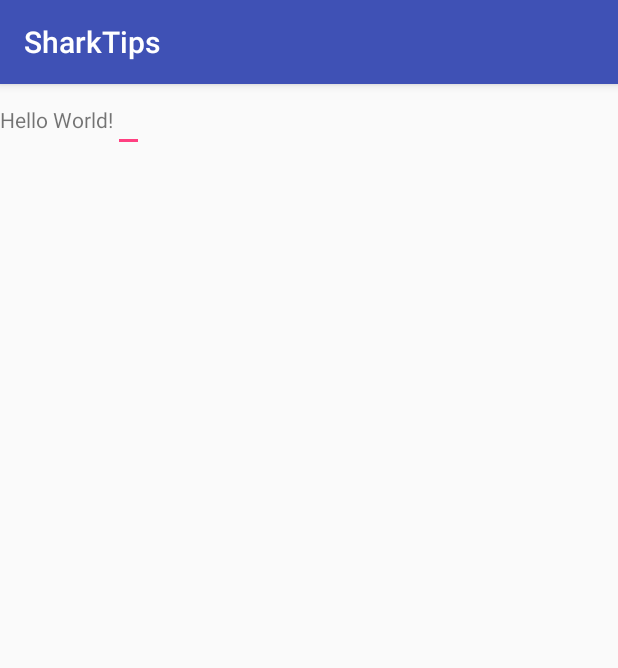
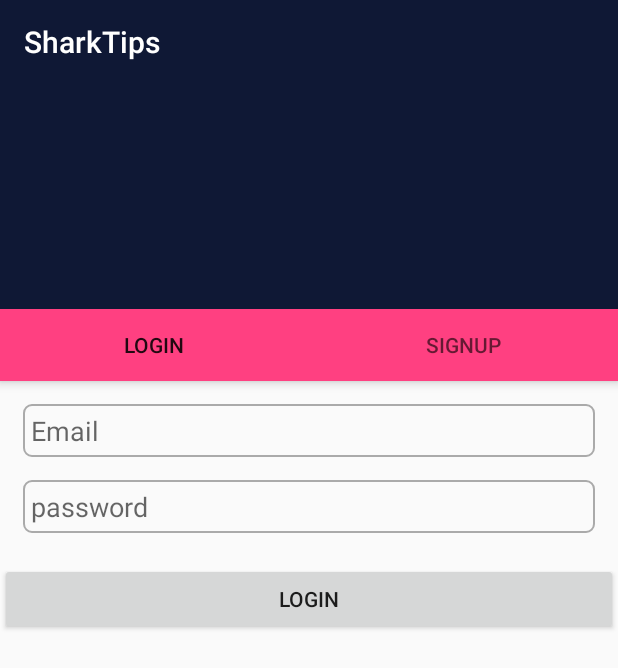
Before and after one commit to tvruikuzui/Shark-Tips, an Android app: the screen it shows after launch (MainActivity), on a phone screen of 412 x 824 dp. Shown: the top 668 px of the screen. Run offline under Robolectric (Android 15) with nearby library versions, the phone set to English and light mode, and no system bars.

Commit message:
add the user interface and tabs,not design

```diff
--- a/Shark-Tips/SharkTips/app/build.gradle
+++ b/Shark-Tips/SharkTips/app/build.gradle
@@ -25,6 +25,8 @@ dependencies {
         exclude group: 'com.android.support', module: 'support-annotations'
     })
     compile 'com.android.support:appcompat-v7:25.2.0'
+    compile 'com.android.support:design:25.2.0'
     compile 'com.android.support.constraint:constraint-layout:1.0.2'
+    compile 'com.android.support:support-v4:25.3.0'
     testCompile 'junit:junit:4.12'
 }
--- /dev/null
+++ b/Shark-Tips/SharkTips/app/src/main/java/shark_tips/com/sharktips/LoginFragment.java
@@ -0,0 +1,39 @@
+package shark_tips.com.sharktips;
+
+
+import android.os.Bundle;
+import android.support.v4.app.Fragment;
+import android.util.Log;
+import android.view.LayoutInflater;
+import android.view.View;
+import android.view.ViewGroup;
+import android.widget.Button;
+import android.widget.EditText;
+
+
+/**
+ * A simple {@link Fragment} subclass.
+ */
+public class LoginFragment extends Fragment {
+
+    private EditText txtLoginEmail,txtLoginPassword;
+    private Button btnLogin;
+   // private User user = new User();
+
+    @Override
+    public View onCreateView(LayoutInflater inflater, ViewGroup container,Bundle savedInstanceState) {
+        View view = inflater.inflate(R.layout.fragment_login, container, false);
+        txtLoginEmail = (EditText) view.findViewById(R.id.txtLogimEmail);
+        txtLoginPassword = (EditText) view.findViewById(R.id.txtLoginPassword);
+
+        btnLogin = (Button) view.findViewById(R.id.btnLogin);
+        btnLogin.setOnClickListener(new View.OnClickListener() {
+            @Override
+            public void onClick(View v) {
+
+            }
+        });
+        return view;
+    }
+
+}
--- a/Shark-Tips/SharkTips/app/src/main/java/shark_tips/com/sharktips/MainActivity.java
+++ b/Shark-Tips/SharkTips/app/src/main/java/shark_tips/com/sharktips/MainActivity.java
@@ -1,21 +1,46 @@
 package shark_tips.com.sharktips;
 
+import android.support.design.widget.TabLayout;
+import android.support.v4.view.ViewPager;
 import android.support.v7.app.AppCompatActivity;
 import android.os.Bundle;
+import android.support.v7.widget.Toolbar;
 import android.telephony.TelephonyManager;
+import android.util.Log;
 
-public class MainActivity extends AppCompatActivity {
+public class MainActivity extends AppCompatActivity implements AddUserListener {
 
+
+    private Toolbar toolbar;
+    private TabLayout tableLayout;
+    private ViewPager viewPager;
+    private PagerAdapter pagerAdapter;
 
     @Override
     protected void onCreate(Bundle savedInstanceState) {
         super.onCreate(savedInstanceState);
         setContentView(R.layout.activity_main);
-        TelephonyManager manager = (TelephonyManager) this.getSystemService(this.TELEPHONY_SERVICE);
-        String id = manager.getDeviceId();
 
-        // DO YOU SEE THIS ?
-        //shalev changes
+        // Create the tool bar and The layout for the Tabs
+        toolbar = (Toolbar) findViewById(R.id.toolBar);
+        setSupportActionBar(toolbar);
+
+        tableLayout = (TabLayout) findViewById(R.id.tabLayout);
+        viewPager = (ViewPager) findViewById(R.id.viewPager);
+        pagerAdapter = new PagerAdapter(getSupportFragmentManager());
+        pagerAdapter.addWindow(new LoginFragment(),"Login");
+
+        SignupFragment signupFragment = new SignupFragment();
+        signupFragment.setListener(this);
+        pagerAdapter.addWindow(signupFragment,"SignUp");
+        viewPager.setAdapter(pagerAdapter);
+
+        tableLayout.setupWithViewPager(viewPager);
 
     }
+
+    @Override
+    public void addUser(User user) {
+        Log.d("USER",user.toString());
+    }
 }
--- /dev/null
+++ b/Shark-Tips/SharkTips/app/src/main/java/shark_tips/com/sharktips/PagerAdapter.java
@@ -0,0 +1,42 @@
+package shark_tips.com.sharktips;
+
+import android.support.v4.app.Fragment;
+import android.support.v4.app.FragmentManager;
+import android.support.v4.app.FragmentPagerAdapter;
+
+import java.util.ArrayList;
+
+/**
+ * Created by liranelyadumi on 4/4/17.
+ */
+
+public class PagerAdapter extends FragmentPagerAdapter {
+
+    private ArrayList<Fragment> fragments = new ArrayList<>();
+    private ArrayList<String> titles = new ArrayList<>();
+
+    public void addWindow(Fragment fragment,String title){
+        this.fragments.add(fragment);
+        this.titles.add(title);
+
+    }
+
+    public PagerAdapter(FragmentManager fm) {
+        super(fm);
+    }
+
+    @Override
+    public Fragment getItem(int position) {
+        return fragments.get(position);
+    }
+
+    @Override
+    public int getCount() {
+        return fragments.size();
+    }
+
+    @Override
+    public CharSequence getPageTitle(int position) {
+        return titles.get(position);
+    }
+}
--- /dev/null
+++ b/Shark-Tips/SharkTips/app/src/main/java/shark_tips/com/sharktips/SignupFragment.java
@@ -0,0 +1,90 @@
+package shark_tips.com.sharktips;
+
+
+import android.graphics.Color;
+import android.os.Bundle;
+import android.support.v4.app.Fragment;
+import android.view.LayoutInflater;
+import android.view.View;
+import android.view.ViewGroup;
+import android.widget.Button;
+import android.widget.EditText;
+
+
+/**
+ * A simple {@link Fragment} subclass.
+ */
+public class SignupFragment extends Fragment {
+
+    private EditText txtName,txtLast,txtEmail,txtPhoneNumber,txtCountry,txtPassword;
+    Button btnRegister;
+    AddUserListener listener;
+    private User user;
+
+    public void setListener(AddUserListener listener) {
+        this.listener = listener;
+    }
+
+    @Override
+    public View onCreateView(final LayoutInflater inflater, ViewGroup container, Bundle savedInstanceState) {
+        View view = inflater.inflate(R.layout.fragment_signup, container, false);
+        txtName = (EditText) view.findViewById(R.id.txtName);
+        txtLast = (EditText) view.findViewById(R.id.txtLast);
+        txtEmail = (EditText) view.findViewById(R.id.txtEmail);
+        txtPhoneNumber = (EditText) view.findViewById(R.id.txtPhoneNumber);
+        txtCountry = (EditText) view.findViewById(R.id.txtCountry);
+        txtPassword = (EditText) view.findViewById(R.id.txtPassword);
+
+        btnRegister = (Button) view.findViewById(R.id.btnRegister);
+        btnRegister.setOnClickListener(new View.OnClickListener() {
+            @Override
+            public void onClick(View v) {
+                user = new User();
+                user.setName(txtName.getText().toString());
+                if (user.checkValidUserName() == false){
+                    txtName.setText("");
+                    txtName.setHint("Invalid Name");
+                    return;
+                }
+                user.setLastName(txtLast.getText().toString());
+                if (user.checkValidUserLastName() == false){
+                    txtLast.setText("");
+                    txtLast.setHint("Invalid Last");
+                    return;
+                }
+                user.setMail(txtEmail.getText().toString());
+                if (user.checkValidMail() == false){
+                    txtEmail.setText("");
+                    txtEmail.setHint("Invalid Email");
+                    return;
+                }
+                user.setPhoneNumber(Integer.parseInt(txtPhoneNumber.getText().toString()));
+                if (user.checkValidPhoneNumber() == false){
+                    txtPhoneNumber.setText("");
+                    txtPhoneNumber.setHint("Phone Must have 7 numbers");
+                    return;
+                }
+                user.setCountry(txtCountry.getText().toString());
+                if (user.checkValidCountryCode() == false){
+                    txtCountry.setText("");
+                    txtCountry.setHint("Invalid Country Code");
+                }
+                user.setPassword(txtPassword.getText().toString());
+                if (user.checkValidPassword() == false){
+                    txtPassword.setText("");
+                    txtPassword.setHint("Invalid Password");
+                    return;
+                }
+                if (listener != null){
+                    listener.addUser(user);
+                }
+            }
+        });
+        return view;
+    }
+
+}
+
+interface AddUserListener{
+    public void addUser(User user);
+}
--- /dev/null
+++ b/Shark-Tips/SharkTips/app/src/main/res/drawable/input_output.xml
@@ -0,0 +1,8 @@
+<?xml version="1.0" encoding="utf-8"?>
+<shape xmlns:android="http://schemas.android.com/apk/res/android">
+
+    <stroke android:color="@android:color/darker_gray" android:width="1dp"></stroke>
+    <corners android:radius="5dp"></corners>
+
+
+</shape>
--- a/Shark-Tips/SharkTips/app/src/main/res/layout/activity_main.xml
+++ b/Shark-Tips/SharkTips/app/src/main/res/layout/activity_main.xml
@@ -1,23 +1,50 @@
 <?xml version="1.0" encoding="utf-8"?>
 <LinearLayout xmlns:android="http://schemas.android.com/apk/res/android"
     xmlns:app="http://schemas.android.com/apk/res-auto"
+    android:orientation="vertical"
     xmlns:tools="http://schemas.android.com/tools"
     android:layout_width="match_parent"
     android:layout_height="match_parent"
     tools:context="shark_tips.com.sharktips.MainActivity">
 
-    <TextView
-        android:layout_width="wrap_content"
-        android:layout_height="wrap_content"
-        android:text="Hello World!"
-        app:layout_constraintBottom_toBottomOf="parent"
-        app:layout_constraintLeft_toLeftOf="parent"
-        app:layout_constraintRight_toRightOf="parent"
-        app:layout_constraintTop_toTopOf="parent" />
+    <android.support.design.widget.AppBarLayout
+        android:layout_width="match_parent"
+        android:layout_height="wrap_content">
 
-    <EditText
-        android:layout_width="wrap_content"
-        android:layout_height="wrap_content"
-        android:inputType="textEmailAddress"/>
+        <include
+            android:layout_height="wrap_content"
+            android:layout_width="match_parent"
+            layout="@layout/toolbar_layout"/>
+
+        <LinearLayout
+            android:orientation="horizontal"
+            android:background="@color/colorPrimaryDark"
+            android:layout_width="match_parent"
+            android:layout_height="150dp">
+
+        </LinearLayout>
+
+
+        <android.support.design.widget.TabLayout
+            android:background="?attr/colorAccent"
+            android:id="@+id/tabLayout"
+            app:tabMode="fixed"
+            app:tabGravity="fill"
+            android:layout_width="match_parent"
+            android:layout_height="wrap_content">
+
+        </android.support.design.widget.TabLayout>
+
+
+    </android.support.design.widget.AppBarLayout>
+
+
+    <android.support.v4.view.ViewPager
+        android:id="@+id/viewPager"
+        android:layout_width="match_parent"
+        android:layout_height="match_parent">
+
+    </android.support.v4.view.ViewPager>
+
 
 </LinearLayout>
--- /dev/null
+++ b/Shark-Tips/SharkTips/app/src/main/res/layout/fragment_login.xml
@@ -0,0 +1,38 @@
+<LinearLayout xmlns:android="http://schemas.android.com/apk/res/android"
+    xmlns:tools="http://schemas.android.com/tools"
+    android:layout_width="match_parent"
+    android:orientation="vertical"
+    android:layout_height="match_parent"
+    tools:context="shark_tips.com.sharktips.LoginFragment">
+
+    <EditText
+        android:id="@+id/txtLogimEmail"
+        android:layout_marginTop="15dp"
+        android:layout_width="match_parent"
+        android:layout_height="wrap_content"
+        android:background="@drawable/input_output"
+        android:padding="5dp"
+        android:layout_marginLeft="15dp"
+        android:layout_marginRight="15dp"
+        android:hint="Email"/>
+
+    <EditText
+        android:id="@+id/txtLoginPassword"
+        android:layout_marginTop="15dp"
+        android:layout_width="match_parent"
+        android:layout_height="wrap_content"
+        android:background="@drawable/input_output"
+        android:padding="5dp"
+        android:layout_marginLeft="15dp"
+        android:layout_marginRight="15dp"
+        android:hint="password"/>
+
+    <Button
+        android:layout_marginTop="20dp"
+        android:id="@+id/btnLogin"
+        android:layout_width="match_parent"
+        android:layout_height="wrap_content"
+        android:layout_gravity="center_horizontal"
+        android:text="Login"/>
+
+</LinearLayout>
--- /dev/null
+++ b/Shark-Tips/SharkTips/app/src/main/res/layout/toolbar_layout.xml
@@ -0,0 +1,12 @@
+<?xml version="1.0" encoding="utf-8"?>
+<android.support.v7.widget.Toolbar
+    android:id="@+id/toolBar"
+    xmlns:app="http://schemas.android.com/apk/res-auto"
+    xmlns:android="http://schemas.android.com/apk/res/android"
+    app:theme="@style/ThemeOverlay.AppCompat.Dark.ActionBar"
+    android:minHeight="?attr/actionBarSize"
+    android:fitsSystemWindows="true"
+    android:layout_width="match_parent"
+    android:layout_height="wrap_content">
+
+</android.support.v7.widget.Toolbar>
--- a/Shark-Tips/SharkTips/app/src/main/res/values/colors.xml
+++ b/Shark-Tips/SharkTips/app/src/main/res/values/colors.xml
@@ -1,6 +1,6 @@
 <?xml version="1.0" encoding="utf-8"?>
 <resources>
-    <color name="colorPrimary">#3F51B5</color>
-    <color name="colorPrimaryDark">#303F9F</color>
+    <color name="colorPrimary">#0F1835</color>
+    <color name="colorPrimaryDark">#0F1835</color>
     <color name="colorAccent">#FF4081</color>
 </resources>
--- a/Shark-Tips/SharkTips/app/src/main/res/values/strings.xml
+++ b/Shark-Tips/SharkTips/app/src/main/res/values/strings.xml
@@ -1,3 +1,6 @@
 <resources>
     <string name="app_name">SharkTips</string>
+
+    <!-- TODO: Remove or change this placeholder text -->
+    <string name="hello_blank_fragment">Hello blank fragment</string>
 </resources>
--- a/Shark-Tips/SharkTips/app/src/main/res/values/styles.xml
+++ b/Shark-Tips/SharkTips/app/src/main/res/values/styles.xml
@@ -1,7 +1,7 @@
 <resources>
 
     <!-- Base application theme. -->
-    <style name="AppTheme" parent="Theme.AppCompat.Light.DarkActionBar">
+    <style name="AppTheme" parent="Theme.AppCompat.Light.NoActionBar">
         <!-- Customize your theme here. -->
         <item name="colorPrimary">@color/colorPrimary</item>
         <item name="colorPrimaryDark">@color/colorPrimaryDark</item>
```
Also changed, not shown: Shark-Tips/SharkTips/app/src/main/java/shark_tips/com/sharktips/User.java (+39 -5 lines), Shark-Tips/SharkTips/app/src/main/res/layout/fragment_signup.xml (added, +85 -0 lines).
